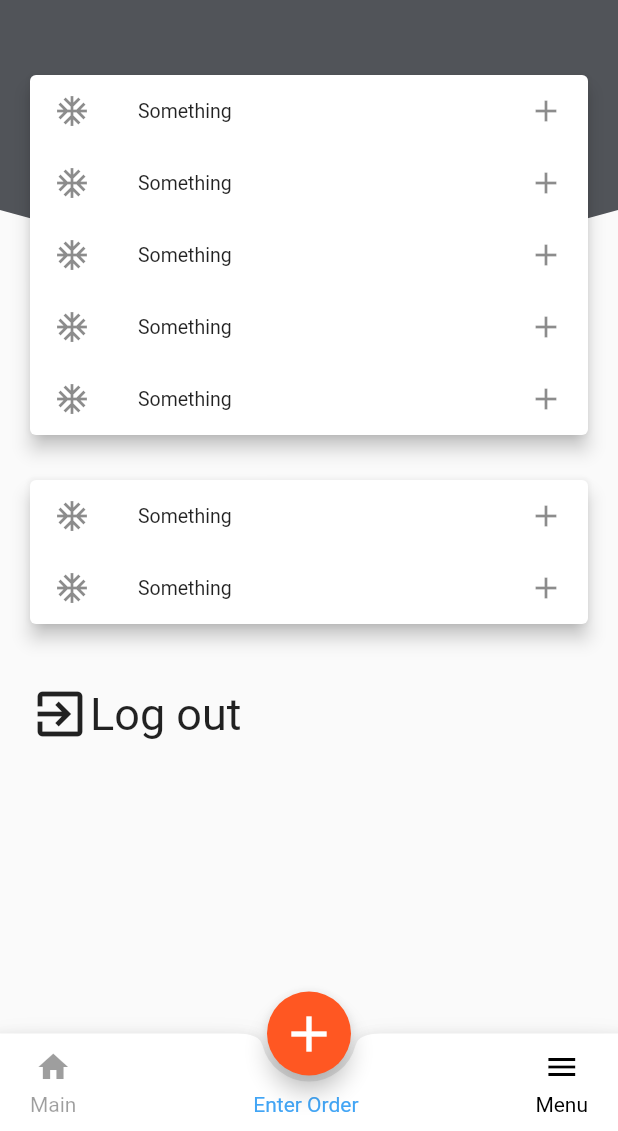
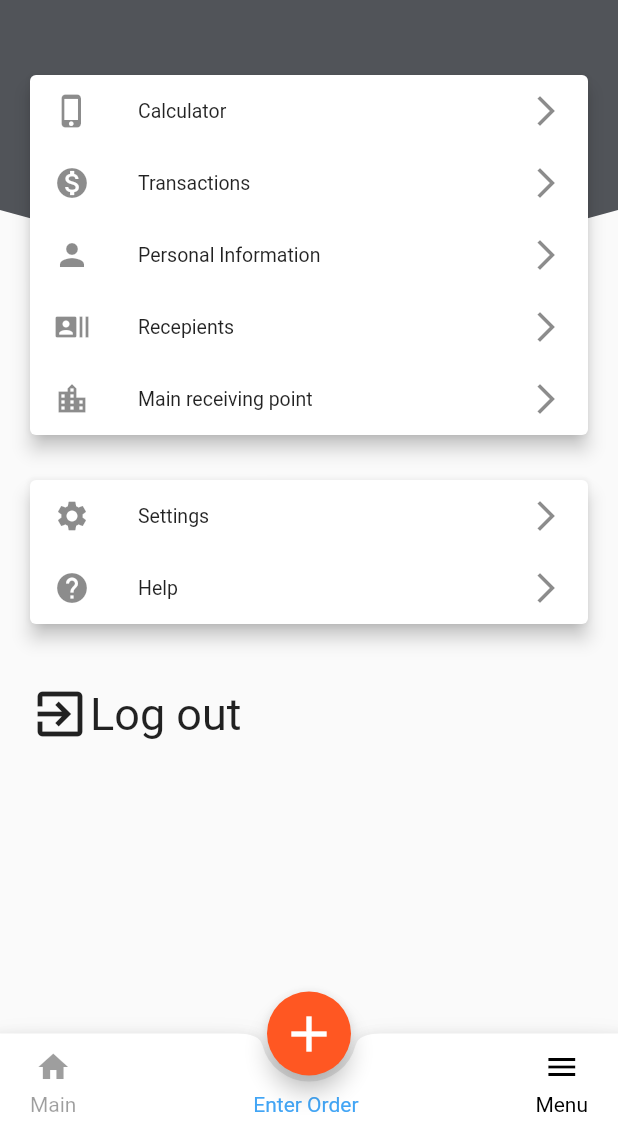
Before and after one commit to karen98bdiw/globbing, a Flutter app: the MenuScreen screen opened by its route, on a phone screen of 412 x 824 dp, the part 105-1236 px from its top. Run offline on Flutter 3.47's test engine with Material 2 defaults, Android fonts, the phone set to English and light mode, and no system bars.

```diff
--- a/lib/screens/logScreens/registerScreens/registerScreen.dart
+++ b/lib/screens/logScreens/registerScreens/registerScreen.dart
@@ -242,7 +242,9 @@ class _RegisterScreenState extends State<RegisterScreen> {
             height: 10,
           ),
           FlatButton(
-            onPressed: () {},
+            onPressed: () {
+              Navigator.of(context).pushNamed(MainScreensRoot.routeName);
+            },
             child: Text(
               "Continue",
               style: TextStyle(fontSize: 20),
--- a/lib/screens/mainScreens/components/bottomNavigationBar.dart
+++ b/lib/screens/mainScreens/components/bottomNavigationBar.dart
@@ -18,8 +18,9 @@ class BottomNavigationItem extends StatelessWidget {
   @override
   Widget build(BuildContext context) {
     color = index == initialIndex ? Colors.black : Colors.black38;
-    return GestureDetector(
+    return InkWell(
       onTap: index == initialIndex ? null : callBack,
+      child: Container(
         child: Column(
           mainAxisSize: MainAxisSize.min,
           children: [
@@ -35,6 +36,7 @@ class BottomNavigationItem extends StatelessWidget {
               style: TextStyle(color: color),
             ),
           ],
+        ),
       ),
     );
   }
--- /dev/null
+++ b/lib/screens/mainScreens/components/menuScreenActions.dart
@@ -0,0 +1,95 @@
+import 'package:flutter/material.dart';
+
+class MenuScreenActionItem {
+  final IconData icon;
+  final String title;
+  final Function callback;
+
+  MenuScreenActionItem({this.icon, this.title, this.callback});
+}
+
+class MenuScreenActions extends StatelessWidget {
+  final List<MenuScreenActionItem> actions = [
+    MenuScreenActionItem(
+      icon: Icons.phone_iphone,
+      title: "Calculator",
+    ),
+    MenuScreenActionItem(
+      icon: Icons.monetization_on,
+      title: "Transactions",
+    ),
+    MenuScreenActionItem(
+      icon: Icons.person,
+      title: "Personal Information",
+    ),
+    MenuScreenActionItem(
+      icon: Icons.recent_actors,
+      title: "Recepients",
+    ),
+    MenuScreenActionItem(
+      icon: Icons.location_city,
+      title: "Main receiving point",
+    ),
+  ];
+  final List<MenuScreenActionItem> settingsActions = [
+    MenuScreenActionItem(
+      icon: Icons.settings,
+      title: "Settings",
+    ),
+    MenuScreenActionItem(
+      icon: Icons.help,
+      title: "Help",
+    )
+  ];
+
+  @override
+  Widget build(BuildContext context) {
+    return Column(
+      children: [
+        Card(
+          elevation: 5,
+          margin: EdgeInsets.symmetric(horizontal: 20),
+          child: Column(
+            children: [
+              ...actions
+                  .map(
+                    (e) => ListTile(
+                      dense: true,
+                      leading: Icon(e.icon),
+                      title: Text(e.title),
+                      trailing: Icon(Icons.arrow_forward_ios),
+                    ),
+                  )
+                  .toList(),
+            ],
+          ),
+        ),
+        SizedBox(
+          height: 30,
+        ),
+        Card(
+          elevation: 5,
+          margin: EdgeInsets.symmetric(horizontal: 20),
+          child: Column(
+            children: [
+              ...settingsActions
+                  .map(
+                    (e) => ListTile(
+                      dense: true,
+                      leading: Icon(e.icon),
+                      title: Text(e.title),
+                      trailing: Icon(Icons.arrow_forward_ios),
+                    ),
+                  )
+                  .toList(),
+            ],
+          ),
+        )
+      ],
+    );
+  }
+
+  Widget _addAction(MenuScreenActionItem action) {
+    actions.add(action);
+  }
+}
--- a/lib/screens/mainScreens/menuScreen.dart
+++ b/lib/screens/mainScreens/menuScreen.dart
@@ -1,8 +1,10 @@
 import 'package:flutter/material.dart';
 import './components/bottomNavigationBar.dart';
+import '../logScreens/registerScreens/registerScreen.dart';
 
 import './components/appBar.dart';
 import './components/clipper.dart';
+import './components/menuScreenActions.dart';
 
 class MenuScreen extends StatelessWidget {
   static final routeName = "MenuScreen";
@@ -25,13 +27,13 @@ class MenuScreen extends StatelessWidget {
                     color: Color.fromRGBO(81, 84, 89, 1),
                   ),
                 ),
-                _mainContent(),
+                MenuScreenActions(),
               ],
             ),
             SizedBox(
               height: 20,
             ),
-            _bottomContent(),
+            _bottomContent(context),
           ],
         ),
       ),
@@ -49,76 +51,11 @@ class MenuScreen extends StatelessWidget {
     );
   }
 
-  Widget _mainContent() {
-    return Column(
-      children: [
-        Card(
-          elevation: 5,
-          margin: EdgeInsets.symmetric(horizontal: 20),
-          child: Column(
-            children: [
-              ListTile(
-                dense: true,
-                leading: Icon(Icons.ac_unit),
-                title: Text("Something"),
-                trailing: Icon(Icons.add),
-              ),
-              ListTile(
-                dense: true,
-                leading: Icon(Icons.ac_unit),
-                title: Text("Something"),
-                trailing: Icon(Icons.add),
-              ),
-              ListTile(
-                dense: true,
-                leading: Icon(Icons.ac_unit),
-                title: Text("Something"),
-                trailing: Icon(Icons.add),
-              ),
-              ListTile(
-                dense: true,
-                leading: Icon(Icons.ac_unit),
-                title: Text("Something"),
-                trailing: Icon(Icons.add),
-              ),
-              ListTile(
-                dense: true,
-                leading: Icon(Icons.ac_unit),
-                title: Text("Something"),
-                trailing: Icon(Icons.add),
-              ),
-            ],
-          ),
-        ),
-        SizedBox(
-          height: 30,
-        ),
-        Card(
-          elevation: 5,
-          margin: EdgeInsets.symmetric(horizontal: 20),
-          child: Column(
-            children: [
-              ListTile(
-                dense: true,
-                leading: Icon(Icons.ac_unit),
-                title: Text("Something"),
-                trailing: Icon(Icons.add),
-              ),
-              ListTile(
-                dense: true,
-                leading: Icon(Icons.ac_unit),
-                title: Text("Something"),
-                trailing: Icon(Icons.add),
-              ),
-            ],
-          ),
-        ),
-      ],
-    );
-  }
-
-  Widget _bottomContent() {
-    return Container(
+  Widget _bottomContent(ctx) {
+    return GestureDetector(
+      onTap: () =>
+          Navigator.of(ctx).pushReplacementNamed(RegisterScreen.routeName),
+      child: Container(
         padding: EdgeInsets.symmetric(horizontal: 20, vertical: 20),
         child: Row(
           children: [
@@ -132,6 +69,7 @@ class MenuScreen extends StatelessWidget {
             ),
           ],
         ),
+      ),
     );
   }
 }
```
Lines whose indentation alone changed are shown as unchanged.
